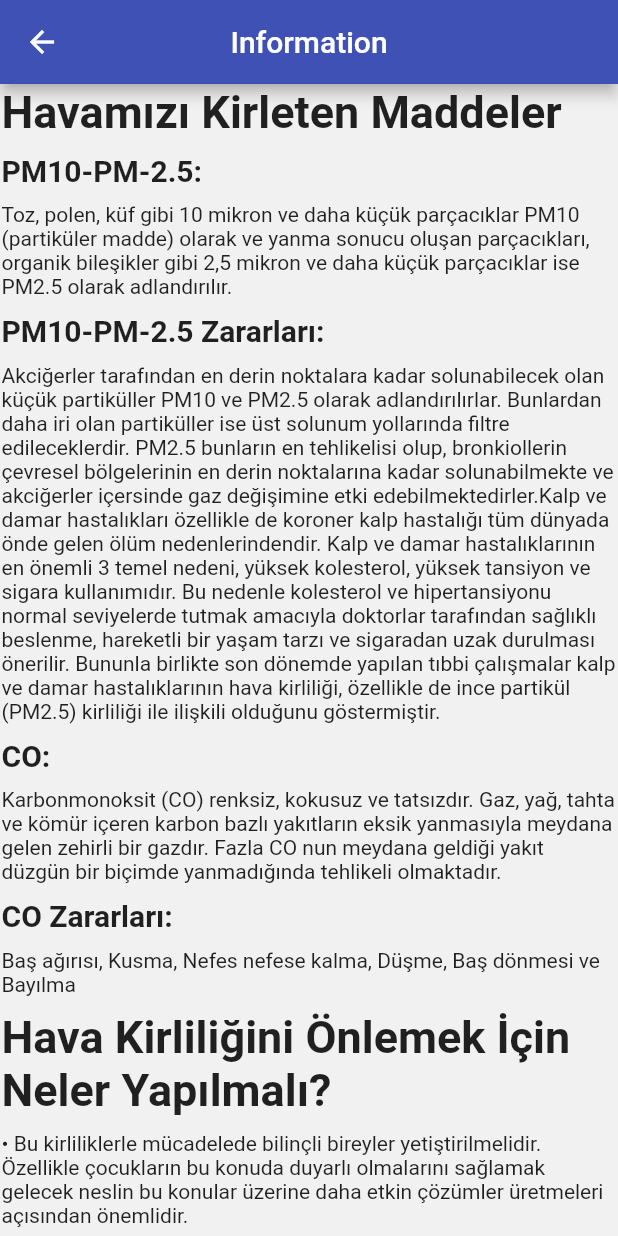
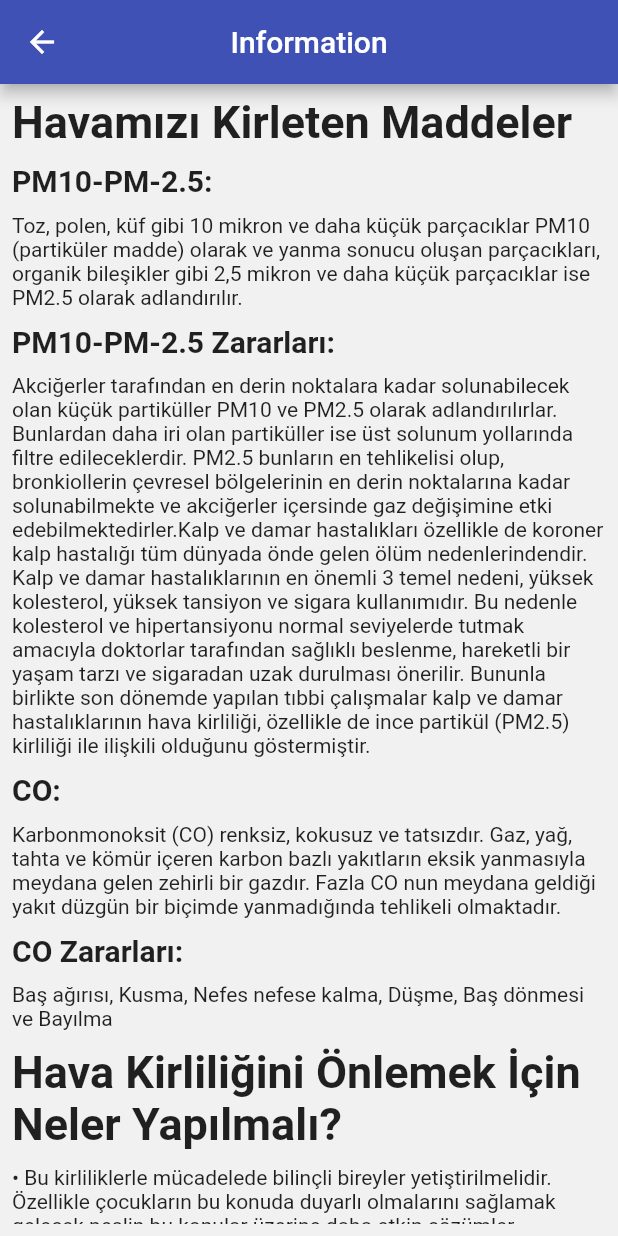
Before and after one commit to tekangun/fh-humanity, a Flutter app: the Information screen opened directly, on a phone screen of 412 x 824 dp. Run offline on Flutter 3.47's test engine with Material 2 defaults, Android fonts, the phone set to English and light mode, and no system bars; our stand-ins replace carousel_slider, flutter_map, geolocator, get_it, hive, hive_flutter and 4 more; missing offline and left inert: flutter_map_marker_cluster; accounts and stored records are empty.

Commit message:
padding eight

```diff
--- a/lib/screens/information.dart
+++ b/lib/screens/information.dart
@@ -10,7 +10,7 @@ class Information extends StatelessWidget {
       ),
       body: SafeArea(
         child: Container(
-          padding: const EdgeInsets.all(1),
+          padding: const EdgeInsets.all(8),
           child: Column(
               mainAxisAlignment: MainAxisAlignment.center,
               children: <Widget>[
```
